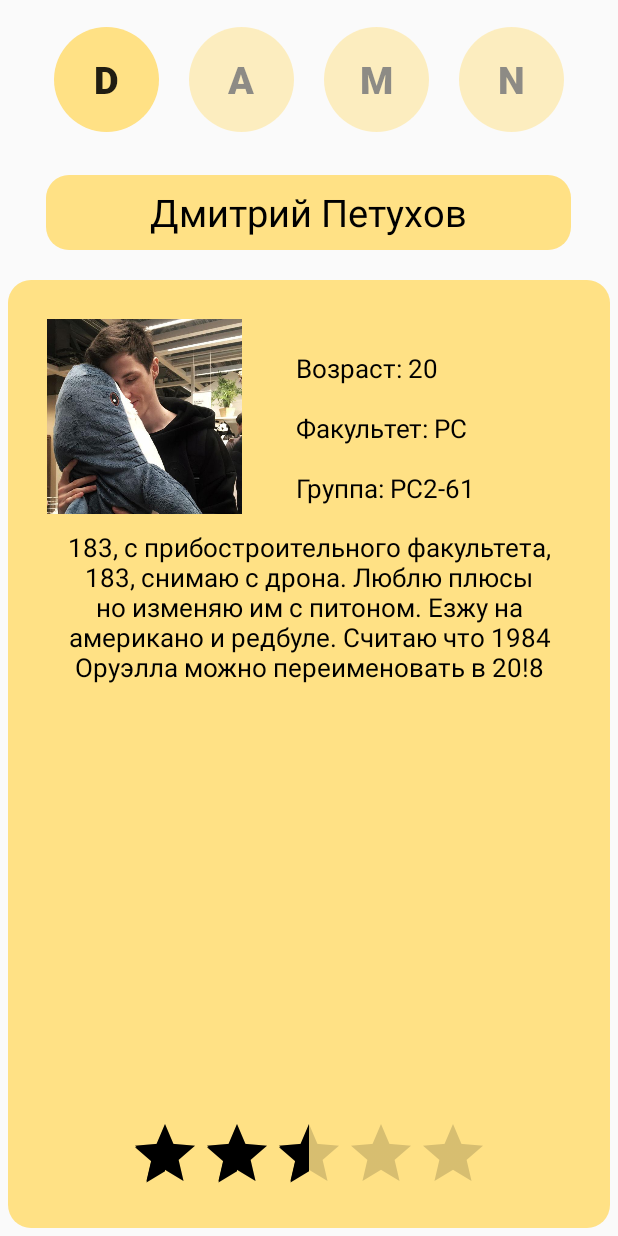
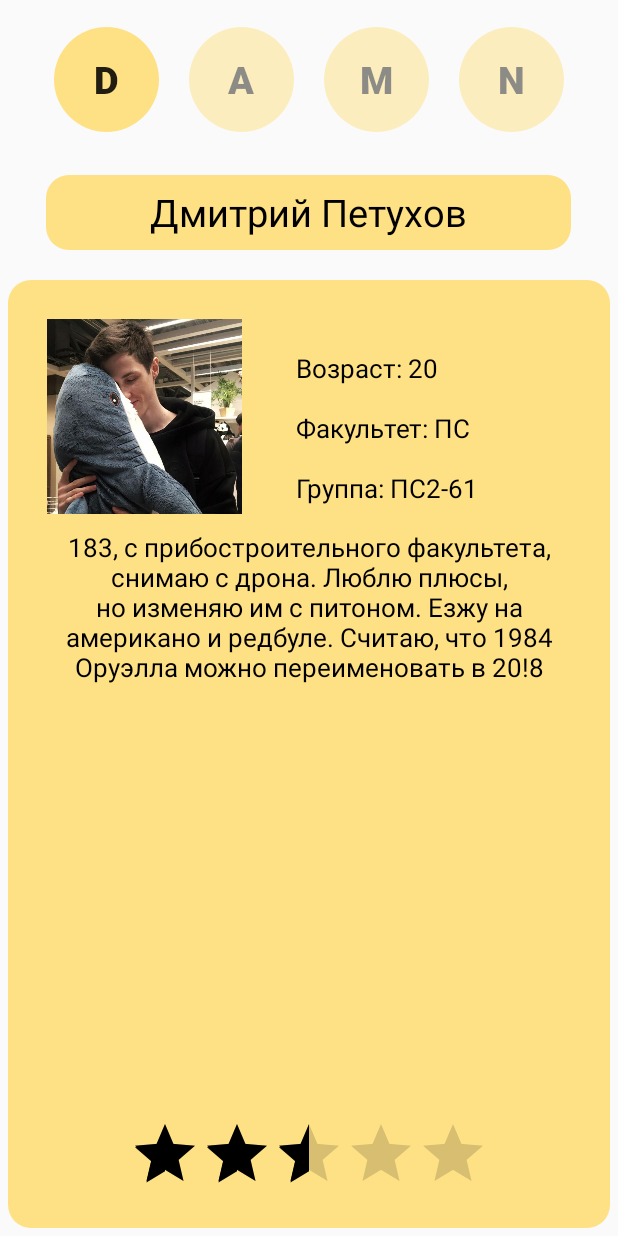
Before and after one commit to moridaffy/hackathon2018, an Android app: the screen it shows after launch (MainActivity), on a phone screen of 412 x 824 dp. Run offline under Robolectric (Android 15) with nearby library versions, the phone set to English and light mode, and no system bars; 4 statements that could not run were skipped.

Commit message:
updated layout files

```diff
--- a/Исходники/Android/app/src/main/res/layout/fragment_d.xml
+++ b/Исходники/Android/app/src/main/res/layout/fragment_d.xml
@@ -41,23 +41,23 @@
 
             <TextView
                 android:id="@+id/textView_dep_D"
-                android:layout_marginTop="16dp"
-                android:layout_marginStart="16dp"
-                android:textColor="#000000"
-                android:textSize="17dp"
                 android:layout_width="wrap_content"
                 android:layout_height="wrap_content"
-                android:text="Факультет: РС"/>
+                android:layout_marginStart="16dp"
+                android:layout_marginTop="16dp"
+                android:text="Факультет: ПС"
+                android:textColor="#000000"
+                android:textSize="17dp" />
 
             <TextView
                 android:id="@+id/textView_group_D"
-                android:layout_marginTop="16dp"
-                android:layout_marginStart="16dp"
-                android:textColor="#000000"
-                android:textSize="17dp"
                 android:layout_width="wrap_content"
                 android:layout_height="wrap_content"
-                android:text="Группа: РС2-61"/>
+                android:layout_marginStart="16dp"
+                android:layout_marginTop="16dp"
+                android:text="Группа: ПС2-61"
+                android:textColor="#000000"
+                android:textSize="17dp" />
 
         </LinearLayout>
 
@@ -73,14 +73,14 @@
 
         <TextView
             android:id="@+id/textView_about_D"
-            android:layout_marginStart="16dp"
-            android:layout_marginEnd="16dp"
-            android:textColor="#000000"
             android:layout_width="match_parent"
             android:layout_height="wrap_content"
+            android:layout_marginEnd="16dp"
+            android:layout_marginStart="16dp"
             android:gravity="center"
-            android:textSize="17dp"
-            android:text="183, с прибостроительного факультета, 183, снимаю с дрона. Люблю плюсы но изменяю им с питоном. Езжу на американо и редбуле. Считаю что 1984 Оруэлла можно переименовать в 20!8"/>
+            android:text="183, с прибостроительного факультета, снимаю с дрона. Люблю плюсы, но изменяю им с питоном. Езжу на американо и редбуле. Считаю, что 1984 Оруэлла можно переименовать в 20!8"
+            android:textColor="#000000"
+            android:textSize="17dp" />
 
     </LinearLayout>
 
```
Also changed, not shown: Исходники/Android/app/src/main/res/layout/fragment_a.xml (+6 -6 lines), Исходники/Android/app/src/main/res/layout/fragment_m.xml (+6 -6 lines).
